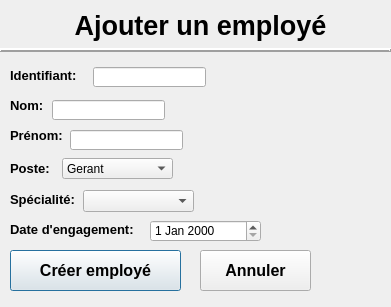
LePerron/Application-gestion-employes-projet-session-2023, file UI/Ajouter_Employe.ui: the form before one commit.
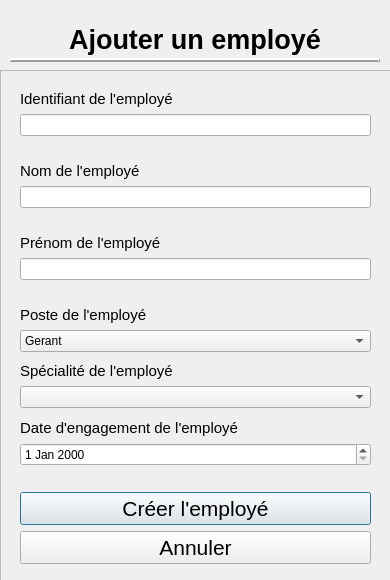
The form after the commit.

```diff
--- a/UI/Ajouter_Employe.ui
+++ b/UI/Ajouter_Employe.ui
@@ -6,8 +6,8 @@
    <rect>
     <x>0</x>
     <y>0</y>
-    <width>391</width>
-    <height>307</height>
+    <width>390</width>
+    <height>580</height>
    </rect>
   </property>
   <property name="windowTitle">
@@ -16,9 +16,9 @@
   <widget class="QLabel" name="labelTitreAjouterEmploye">
    <property name="geometry">
     <rect>
-     <x>10</x>
-     <y>10</y>
-     <width>381</width>
+     <x>0</x>
+     <y>24</y>
+     <width>390</width>
      <height>31</height>
     </rect>
    </property>
@@ -46,9 +46,9 @@
   <widget class="Line" name="line">
    <property name="geometry">
     <rect>
-     <x>0</x>
-     <y>40</y>
-     <width>391</width>
+     <x>10</x>
+     <y>50</y>
+     <width>370</width>
      <height>21</height>
     </rect>
    </property>
@@ -65,145 +65,144 @@
     <enum>Qt::Horizontal</enum>
    </property>
   </widget>
+  <widget class="QFrame" name="frame">
+   <property name="geometry">
+    <rect>
+     <x>0</x>
+     <y>70</y>
+     <width>391</width>
+     <height>511</height>
+    </rect>
+   </property>
+   <property name="frameShape">
+    <enum>QFrame::StyledPanel</enum>
+   </property>
+   <property name="frameShadow">
+    <enum>QFrame::Raised</enum>
+   </property>
+   <widget class="QWidget" name="">
+    <property name="geometry">
+     <rect>
+      <x>20</x>
+      <y>20</y>
+      <width>351</width>
+      <height>474</height>
+     </rect>
+    </property>
+    <layout class="QVBoxLayout" name="verticalLayout_8">
+     <item>
   <widget class="QLabel" name="labelIdentifiant">
-   <property name="geometry">
-    <rect>
-     <x>10</x>
-     <y>60</y>
-     <width>80</width>
-     <height>31</height>
-    </rect>
-   </property>
    <property name="font">
     <font>
-     <pointsize>10</pointsize>
-     <weight>75</weight>
-     <bold>true</bold>
+         <pointsize>11</pointsize>
+         <weight>50</weight>
+         <bold>false</bold>
+         <kerning>true</kerning>
     </font>
    </property>
    <property name="text">
-    <string>Identifiant:</string>
-   </property>
-  </widget>
+        <string>Identifiant de l'employé</string>
+       </property>
+      </widget>
+     </item>
+     <item>
+      <layout class="QVBoxLayout" name="verticalLayout">
+       <item>
+        <widget class="QLineEdit" name="lineEditIdentifiant">
+         <property name="autoFillBackground">
+          <bool>false</bool>
+         </property>
+         <property name="frame">
+          <bool>true</bool>
+         </property>
+         <property name="clearButtonEnabled">
+          <bool>false</bool>
+         </property>
+        </widget>
+       </item>
+       <item>
+        <widget class="QLabel" name="labelErreurIdentifiant">
+         <property name="text">
+          <string/>
+         </property>
+        </widget>
+       </item>
+      </layout>
+     </item>
+     <item>
   <widget class="QLabel" name="labelNom">
-   <property name="geometry">
-    <rect>
-     <x>10</x>
-     <y>90</y>
-     <width>40</width>
-     <height>31</height>
-    </rect>
-   </property>
    <property name="font">
     <font>
-     <pointsize>10</pointsize>
-     <weight>75</weight>
-     <bold>true</bold>
+         <pointsize>11</pointsize>
+         <weight>50</weight>
+         <bold>false</bold>
     </font>
    </property>
    <property name="text">
-    <string>Nom:</string>
-   </property>
-  </widget>
+        <string>Nom de l'employé</string>
+       </property>
+      </widget>
+     </item>
+     <item>
+      <layout class="QVBoxLayout" name="verticalLayout_2">
+       <item>
+        <widget class="QLineEdit" name="lineEditNom"/>
+       </item>
+       <item>
+        <widget class="QLabel" name="labelErreurNom">
+         <property name="text">
+          <string/>
+         </property>
+        </widget>
+       </item>
+      </layout>
+     </item>
+     <item>
   <widget class="QLabel" name="labelPrenom">
-   <property name="geometry">
-    <rect>
-     <x>10</x>
-     <y>120</y>
-     <width>61</width>
-     <height>31</height>
-    </rect>
-   </property>
    <property name="font">
     <font>
-     <pointsize>10</pointsize>
-     <weight>75</weight>
-     <bold>true</bold>
+         <pointsize>11</pointsize>
+         <weight>50</weight>
+         <bold>false</bold>
     </font>
    </property>
    <property name="text">
-    <string>Prénom:</string>
-   </property>
-  </widget>
+        <string>Prénom de l'employé</string>
+       </property>
+      </widget>
+     </item>
+     <item>
+      <layout class="QVBoxLayout" name="verticalLayout_4">
+       <item>
+        <widget class="QLineEdit" name="lineEditPrenom"/>
+       </item>
+       <item>
+        <widget class="QLabel" name="labelErreurPrenom">
+         <property name="text">
+          <string/>
+         </property>
+        </widget>
+       </item>
+      </layout>
+     </item>
+     <item>
   <widget class="QLabel" name="labelPoste">
-   <property name="geometry">
-    <rect>
-     <x>10</x>
-     <y>153</y>
-     <width>41</width>
-     <height>31</height>
-    </rect>
-   </property>
    <property name="font">
     <font>
-     <pointsize>10</pointsize>
-     <weight>75</weight>
-     <bold>true</bold>
+         <pointsize>11</pointsize>
+         <weight>50</weight>
+         <bold>false</bold>
     </font>
    </property>
    <property name="text">
-    <string>Poste:</string>
-   </property>
-  </widget>
-  <widget class="QLabel" name="labelDateEngagement">
-   <property name="geometry">
-    <rect>
-     <x>10</x>
-     <y>214</y>
-     <width>141</width>
-     <height>31</height>
-    </rect>
-   </property>
-   <property name="font">
-    <font>
-     <pointsize>10</pointsize>
-     <weight>75</weight>
-     <bold>true</bold>
-    </font>
-   </property>
-   <property name="text">
-    <string>Date d'engagement:</string>
-   </property>
-  </widget>
-  <widget class="QLineEdit" name="lineEditIdentifiant">
-   <property name="geometry">
-    <rect>
-     <x>93</x>
-     <y>67</y>
-     <width>113</width>
-     <height>20</height>
-    </rect>
-   </property>
-  </widget>
-  <widget class="QLineEdit" name="lineEditNom">
-   <property name="geometry">
-    <rect>
-     <x>52</x>
-     <y>100</y>
-     <width>113</width>
-     <height>20</height>
-    </rect>
-   </property>
-  </widget>
-  <widget class="QLineEdit" name="lineEditPrenom">
-   <property name="geometry">
-    <rect>
-     <x>70</x>
-     <y>130</y>
-     <width>113</width>
-     <height>20</height>
-    </rect>
-   </property>
-  </widget>
+        <string>Poste de l'employé</string>
+       </property>
+      </widget>
+     </item>
+     <item>
+      <layout class="QVBoxLayout" name="verticalLayout_6">
+       <item>
   <widget class="QComboBox" name="comboBoxPoste">
-   <property name="geometry">
-    <rect>
-     <x>62</x>
-     <y>158</y>
-     <width>111</width>
-     <height>21</height>
-    </rect>
-   </property>
    <item>
     <property name="text">
      <string>Gerant</string>
@@ -225,139 +224,128 @@
     </property>
    </item>
   </widget>
+       </item>
+       <item>
+        <spacer name="verticalSpacerFacteur_2">
+         <property name="orientation">
+          <enum>Qt::Vertical</enum>
+         </property>
+         <property name="sizeType">
+          <enum>QSizePolicy::Ignored</enum>
+         </property>
+         <property name="sizeHint" stdset="0">
+          <size>
+           <width>48</width>
+           <height>13</height>
+          </size>
+         </property>
+        </spacer>
+       </item>
+      </layout>
+     </item>
+     <item>
+      <widget class="QLabel" name="labelSpecialite">
+       <property name="font">
+        <font>
+         <pointsize>11</pointsize>
+         <weight>50</weight>
+         <bold>false</bold>
+        </font>
+       </property>
+       <property name="text">
+        <string>Spécialité de l'employé</string>
+       </property>
+      </widget>
+     </item>
+     <item>
+      <layout class="QVBoxLayout" name="verticalLayout_5">
+       <item>
+        <widget class="QComboBox" name="comboBoxSpecialite"/>
+       </item>
+       <item>
+        <spacer name="verticalSpacerFacteur">
+         <property name="orientation">
+          <enum>Qt::Vertical</enum>
+         </property>
+         <property name="sizeType">
+          <enum>QSizePolicy::Ignored</enum>
+         </property>
+         <property name="sizeHint" stdset="0">
+          <size>
+           <width>68</width>
+           <height>13</height>
+          </size>
+         </property>
+        </spacer>
+       </item>
+      </layout>
+     </item>
+     <item>
+      <widget class="QLabel" name="labelDateEngagement">
+       <property name="font">
+        <font>
+         <pointsize>11</pointsize>
+         <weight>50</weight>
+         <bold>false</bold>
+        </font>
+       </property>
+       <property name="text">
+        <string>Date d'engagement de l'employé</string>
+       </property>
+      </widget>
+     </item>
+     <item>
+      <layout class="QVBoxLayout" name="verticalLayout_7">
+       <item>
   <widget class="QDateEdit" name="dateEditDateEngagement">
-   <property name="geometry">
-    <rect>
-     <x>150</x>
-     <y>220</y>
-     <width>111</width>
-     <height>22</height>
-    </rect>
-   </property>
-  </widget>
-  <widget class="QLabel" name="labelErreurIdentifiant">
-   <property name="geometry">
-    <rect>
-     <x>220</x>
-     <y>70</y>
-     <width>151</width>
-     <height>16</height>
-    </rect>
-   </property>
-   <property name="text">
-    <string/>
-   </property>
-  </widget>
-  <widget class="QLabel" name="labelErreurNom">
-   <property name="geometry">
-    <rect>
-     <x>172</x>
-     <y>102</y>
-     <width>121</width>
-     <height>16</height>
-    </rect>
-   </property>
-   <property name="text">
-    <string/>
-   </property>
-  </widget>
-  <widget class="QLabel" name="labelErreurPrenom">
-   <property name="geometry">
-    <rect>
-     <x>190</x>
-     <y>131</y>
-     <width>131</width>
-     <height>16</height>
-    </rect>
-   </property>
-   <property name="text">
-    <string/>
-   </property>
-  </widget>
+         <property name="font">
+          <font>
+           <pointsize>9</pointsize>
+          </font>
+         </property>
+        </widget>
+       </item>
+       <item>
   <widget class="QLabel" name="labelErreurDateEngagement">
-   <property name="geometry">
-    <rect>
-     <x>270</x>
-     <y>223</y>
-     <width>121</width>
-     <height>16</height>
-    </rect>
-   </property>
    <property name="text">
     <string/>
    </property>
   </widget>
+       </item>
+      </layout>
+     </item>
+     <item>
   <widget class="QPushButton" name="pushButtonAjouterEmploye">
-   <property name="geometry">
-    <rect>
-     <x>10</x>
-     <y>250</y>
-     <width>171</width>
-     <height>41</height>
-    </rect>
-   </property>
    <property name="font">
     <font>
-     <pointsize>12</pointsize>
-     <weight>75</weight>
+         <pointsize>16</pointsize>
+         <weight>50</weight>
      <italic>false</italic>
-     <bold>true</bold>
+         <bold>false</bold>
     </font>
    </property>
    <property name="text">
-    <string>Créer employé</string>
-   </property>
-  </widget>
+        <string>Créer l'employé</string>
+       </property>
+      </widget>
+     </item>
+     <item>
   <widget class="QPushButton" name="pushButtonAnnuler">
-   <property name="geometry">
-    <rect>
-     <x>200</x>
-     <y>250</y>
-     <width>111</width>
-     <height>41</height>
-    </rect>
-   </property>
    <property name="font">
     <font>
-     <pointsize>12</pointsize>
-     <weight>75</weight>
+         <pointsize>16</pointsize>
+         <weight>50</weight>
      <italic>false</italic>
-     <bold>true</bold>
+         <bold>false</bold>
     </font>
    </property>
    <property name="text">
     <string>Annuler</string>
    </property>
   </widget>
-  <widget class="QLabel" name="labelSpecialite">
-   <property name="geometry">
-    <rect>
-     <x>10</x>
-     <y>184</y>
-     <width>71</width>
-     <height>31</height>
-    </rect>
-   </property>
-   <property name="font">
-    <font>
-     <pointsize>10</pointsize>
-     <weight>75</weight>
-     <bold>true</bold>
-    </font>
-   </property>
-   <property name="text">
-    <string>Spécialité:</string>
-   </property>
-  </widget>
-  <widget class="QComboBox" name="comboBoxSpecialite">
-   <property name="geometry">
-    <rect>
-     <x>83</x>
-     <y>190</y>
-     <width>111</width>
-     <height>22</height>
-    </rect>
-   </property>
+     </item>
+    </layout>
+   </widget>
   </widget>
   <zorder>labelTitreAjouterEmploye</zorder>
   <zorder>line</zorder>
```
Left out of the diff: 20 changed lines with no effect on the pictures. Lines whose indentation alone changed are shown as unchanged.
